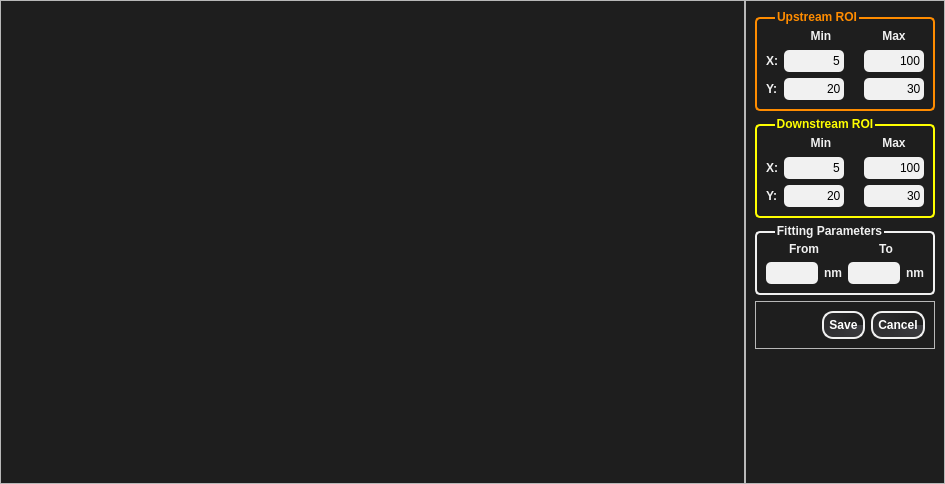
Qt form T-Rax/UIFiles/T_Rax_ROI_Selector.ui (CPrescher/T-rax) before a commit.
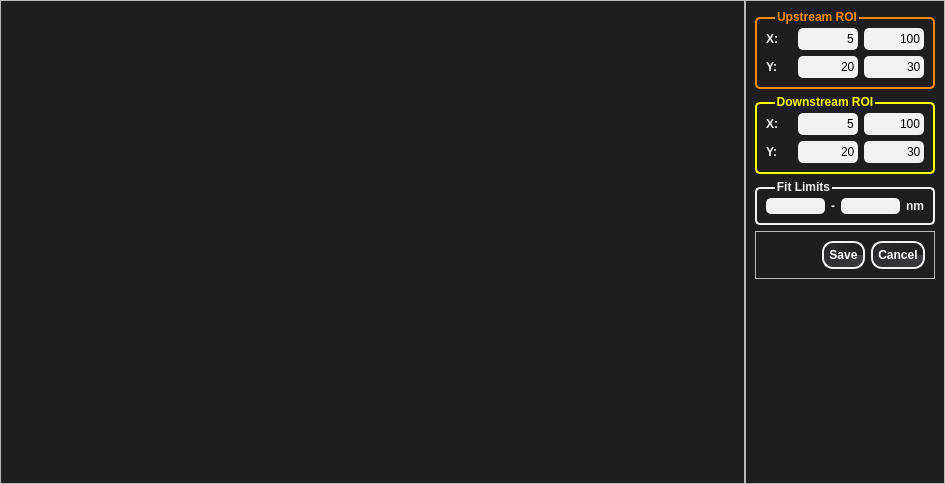
The same form after that commit.

The edit to the form file:
```diff
--- a/T-Rax/UIFiles/T_Rax_ROI_Selector.ui
+++ b/T-Rax/UIFiles/T_Rax_ROI_Selector.ui
@@ -125,86 +125,14 @@
         <layout class="QVBoxLayout" name="verticalLayout">
          <item>
           <layout class="QGridLayout" name="gridLayout">
-           <item row="0" column="1">
-            <widget class="QLabel" name="label">
-             <property name="sizePolicy">
-              <sizepolicy hsizetype="Expanding" vsizetype="Fixed">
-               <horstretch>0</horstretch>
-               <verstretch>0</verstretch>
-              </sizepolicy>
-             </property>
-             <property name="minimumSize">
-              <size>
-               <width>0</width>
-               <height>16</height>
-              </size>
-             </property>
-             <property name="text">
-              <string>Min</string>
-             </property>
-             <property name="alignment">
-              <set>Qt::AlignCenter</set>
-             </property>
-            </widget>
-           </item>
-           <item row="0" column="2">
-            <widget class="QLabel" name="label_2">
-             <property name="sizePolicy">
-              <sizepolicy hsizetype="Expanding" vsizetype="Fixed">
-               <horstretch>0</horstretch>
-               <verstretch>0</verstretch>
-              </sizepolicy>
-             </property>
-             <property name="minimumSize">
-              <size>
-               <width>60</width>
-               <height>16</height>
-              </size>
-             </property>
-             <property name="maximumSize">
-              <size>
-               <width>60</width>
-               <height>16777215</height>
-              </size>
-             </property>
-             <property name="text">
-              <string>Max</string>
-             </property>
-             <property name="alignment">
-              <set>Qt::AlignCenter</set>
-             </property>
-            </widget>
-           </item>
-           <item row="1" column="0">
+           <item row="0" column="0">
             <widget class="QLabel" name="label_3">
              <property name="text">
               <string>X:</string>
              </property>
             </widget>
            </item>
-           <item row="1" column="1">
-            <widget class="QLineEdit" name="us_x_min_txt">
-             <property name="minimumSize">
-              <size>
-               <width>60</width>
-               <height>22</height>
-              </size>
-             </property>
-             <property name="maximumSize">
-              <size>
-               <width>60</width>
-               <height>16777215</height>
-              </size>
-             </property>
-             <property name="text">
-              <string>5</string>
-             </property>
-             <property name="alignment">
-              <set>Qt::AlignRight|Qt::AlignTrailing|Qt::AlignVCenter</set>
-             </property>
-            </widget>
-           </item>
-           <item row="1" column="2">
+           <item row="0" column="2">
             <widget class="QLineEdit" name="us_x_max_txt">
              <property name="minimumSize">
               <size>
@@ -226,14 +154,36 @@
              </property>
             </widget>
            </item>
-           <item row="2" column="0">
+           <item row="0" column="1">
+            <widget class="QLineEdit" name="us_x_min_txt">
+             <property name="minimumSize">
+              <size>
+               <width>60</width>
+               <height>22</height>
+              </size>
+             </property>
+             <property name="maximumSize">
+              <size>
+               <width>60</width>
+               <height>16777215</height>
+              </size>
+             </property>
+             <property name="text">
+              <string>5</string>
+             </property>
+             <property name="alignment">
+              <set>Qt::AlignRight|Qt::AlignTrailing|Qt::AlignVCenter</set>
+             </property>
+            </widget>
+           </item>
+           <item row="1" column="0">
             <widget class="QLabel" name="label_4">
              <property name="text">
               <string>Y:</string>
              </property>
             </widget>
            </item>
-           <item row="2" column="1">
+           <item row="1" column="1">
             <widget class="QLineEdit" name="us_y_min_txt">
              <property name="minimumSize">
               <size>
@@ -255,7 +205,7 @@
              </property>
             </widget>
            </item>
-           <item row="2" column="2">
+           <item row="1" column="2">
             <widget class="QLineEdit" name="us_y_max_txt">
              <property name="minimumSize">
               <size>
@@ -302,40 +252,12 @@
         <layout class="QVBoxLayout" name="verticalLayout_2">
          <item>
           <layout class="QGridLayout" name="gridLayout_2">
-           <item row="0" column="1">
-            <widget class="QLabel" name="label_5">
-             <property name="sizePolicy">
-              <sizepolicy hsizetype="Expanding" vsizetype="Fixed">
-               <horstretch>0</horstretch>
-               <verstretch>0</verstretch>
-              </sizepolicy>
-             </property>
-             <property name="minimumSize">
-              <size>
-               <width>0</width>
-               <height>16</height>
-              </size>
-             </property>
-             <property name="text">
-              <string>Min</string>
-             </property>
-             <property name="alignment">
-              <set>Qt::AlignCenter</set>
-             </property>
-            </widget>
-           </item>
            <item row="0" column="2">
-            <widget class="QLabel" name="label_6">
-             <property name="sizePolicy">
-              <sizepolicy hsizetype="Expanding" vsizetype="Fixed">
-               <horstretch>0</horstretch>
-               <verstretch>0</verstretch>
-              </sizepolicy>
-             </property>
+            <widget class="QLineEdit" name="ds_x_max_txt">
              <property name="minimumSize">
               <size>
                <width>60</width>
-               <height>16</height>
+               <height>22</height>
               </size>
              </property>
              <property name="maximumSize">
@@ -345,21 +267,21 @@
               </size>
              </property>
              <property name="text">
-              <string>Max</string>
+              <string>100</string>
              </property>
              <property name="alignment">
-              <set>Qt::AlignCenter</set>
+              <set>Qt::AlignRight|Qt::AlignTrailing|Qt::AlignVCenter</set>
              </property>
             </widget>
            </item>
-           <item row="1" column="0">
+           <item row="0" column="0">
             <widget class="QLabel" name="label_7">
              <property name="text">
               <string>X:</string>
              </property>
             </widget>
            </item>
-           <item row="1" column="1">
+           <item row="0" column="1">
             <widget class="QLineEdit" name="ds_x_min_txt">
              <property name="minimumSize">
               <size>
@@ -382,57 +304,6 @@
             </widget>
            </item>
            <item row="1" column="2">
-            <widget class="QLineEdit" name="ds_x_max_txt">
-             <property name="minimumSize">
-              <size>
-               <width>60</width>
-               <height>22</height>
-              </size>
-             </property>
-             <property name="maximumSize">
-              <size>
-               <width>60</width>
-               <height>16777215</height>
-              </size>
-             </property>
-             <property name="text">
-              <string>100</string>
-             </property>
-             <property name="alignment">
-              <set>Qt::AlignRight|Qt::AlignTrailing|Qt::AlignVCenter</set>
-             </property>
-            </widget>
-           </item>
-           <item row="2" column="0">
-            <widget class="QLabel" name="label_8">
-             <property name="text">
-              <string>Y:</string>
-             </property>
-            </widget>
-           </item>
-           <item row="2" column="1">
-            <widget class="QLineEdit" name="ds_y_min_txt">
-             <property name="minimumSize">
-              <size>
-               <width>60</width>
-               <height>22</height>
-              </size>
-             </property>
-             <property name="maximumSize">
-              <size>
-               <width>60</width>
-               <height>16777215</height>
-              </size>
-             </property>
-             <property name="text">
-              <string>20</string>
-             </property>
-             <property name="alignment">
-              <set>Qt::AlignRight|Qt::AlignTrailing|Qt::AlignVCenter</set>
-             </property>
-            </widget>
-           </item>
-           <item row="2" column="2">
             <widget class="QLineEdit" name="ds_y_max_txt">
              <property name="minimumSize">
               <size>
@@ -454,6 +325,35 @@
              </property>
             </widget>
            </item>
+           <item row="1" column="1">
+            <widget class="QLineEdit" name="ds_y_min_txt">
+             <property name="minimumSize">
+              <size>
+               <width>60</width>
+               <height>22</height>
+              </size>
+             </property>
+             <property name="maximumSize">
+              <size>
+               <width>60</width>
+               <height>16777215</height>
+              </size>
+             </property>
+             <property name="text">
+              <string>20</string>
+             </property>
+             <property name="alignment">
+              <set>Qt::AlignRight|Qt::AlignTrailing|Qt::AlignVCenter</set>
+             </property>
+            </widget>
+           </item>
+           <item row="1" column="0">
+            <widget class="QLabel" name="label_8">
+             <property name="text">
+              <string>Y:</string>
+             </property>
+            </widget>
+           </item>
           </layout>
          </item>
         </layout>
@@ -474,106 +374,75 @@
          </size>
         </property>
         <property name="title">
-         <string>Fitting Parameters</string>
+         <string>Fit Limits</string>
         </property>
         <layout class="QGridLayout" name="gridLayout_4">
          <item row="0" column="0">
-          <layout class="QGridLayout" name="gridLayout_3">
-           <item row="0" column="0">
+          <layout class="QHBoxLayout" name="horizontalLayout_10">
+           <item>
+            <layout class="QHBoxLayout" name="horizontalLayout_11">
+             <property name="spacing">
+              <number>7</number>
+             </property>
+             <item>
+              <widget class="QLineEdit" name="fit_from_txt">
+               <property name="maximumSize">
+                <size>
+                 <width>800</width>
+                 <height>16777215</height>
+                </size>
+               </property>
+               <property name="alignment">
+                <set>Qt::AlignRight|Qt::AlignTrailing|Qt::AlignVCenter</set>
+               </property>
+              </widget>
+             </item>
+            </layout>
+           </item>
+           <item>
             <widget class="QLabel" name="label_9">
+             <property name="sizePolicy">
+              <sizepolicy hsizetype="Minimum" vsizetype="Preferred">
+               <horstretch>0</horstretch>
+               <verstretch>0</verstretch>
+              </sizepolicy>
+             </property>
+             <property name="styleSheet">
+              <string notr="true"/>
+             </property>
              <property name="text">
-              <string>From</string>
+              <string>-</string>
+             </property>
+            </widget>
+           </item>
+           <item>
+            <widget class="QLineEdit" name="fit_to_txt">
+             <property name="maximumSize">
+              <size>
+               <width>800</width>
+               <height>16777215</height>
+              </size>
+             </property>
+             <property name="baseSize">
+              <size>
+               <width>50</width>
+               <height>0</height>
+              </size>
              </property>
              <property name="alignment">
-              <set>Qt::AlignCenter</set>
+              <set>Qt::AlignRight|Qt::AlignTrailing|Qt::AlignVCenter</set>
              </property>
             </widget>
            </item>
-           <item row="0" column="1">
+           <item>
             <widget class="QLabel" name="label_10">
-             <property name="layoutDirection">
-              <enum>Qt::RightToLeft</enum>
-             </property>
              <property name="text">
-              <string>To</string>
-             </property>
-             <property name="alignment">
-              <set>Qt::AlignCenter</set>
+              <string>nm</string>
              </property>
             </widget>
            </item>
           </layout>
          </item>
-         <item row="1" column="0">
-          <layout class="QGridLayout" name="gridLayout_5">
-           <item row="0" column="0">
-            <layout class="QHBoxLayout" name="horizontalLayout_2">
-             <item>
-              <widget class="QLineEdit" name="fit_from_txt">
-               <property name="minimumSize">
-                <size>
-                 <width>0</width>
-                 <height>22</height>
-                </size>
-               </property>
-               <property name="sizeIncrement">
-                <size>
-                 <width>0</width>
-                 <height>0</height>
-                </size>
-               </property>
-               <property name="alignment">
-                <set>Qt::AlignRight|Qt::AlignTrailing|Qt::AlignVCenter</set>
-               </property>
-              </widget>
-             </item>
-             <item>
-              <widget class="QLabel" name="label_11">
-               <property name="sizePolicy">
-                <sizepolicy hsizetype="Fixed" vsizetype="Fixed">
-                 <horstretch>0</horstretch>
-                 <verstretch>0</verstretch>
-                </sizepolicy>
-               </property>
-               <property name="text">
-                <string>nm</string>
-               </property>
-              </widget>
-             </item>
-            </layout>
-           </item>
-           <item row="0" column="1">
-            <layout class="QHBoxLayout" name="horizontalLayout_3">
-             <item>
-              <widget class="QLineEdit" name="fit_to_txt">
-               <property name="minimumSize">
-                <size>
-                 <width>0</width>
-                 <height>22</height>
-                </size>
-               </property>
-               <property name="alignment">
-                <set>Qt::AlignRight|Qt::AlignTrailing|Qt::AlignVCenter</set>
-               </property>
-              </widget>
-             </item>
-             <item>
-              <widget class="QLabel" name="label_12">
-               <property name="sizePolicy">
-                <sizepolicy hsizetype="Fixed" vsizetype="Fixed">
-                 <horstretch>0</horstretch>
-                 <verstretch>0</verstretch>
-                </sizepolicy>
-               </property>
-               <property name="text">
-                <string>nm</string>
-               </property>
-              </widget>
-             </item>
-            </layout>
-           </item>
-          </layout>
-         </item>
         </layout>
        </widget>
       </item>
```
